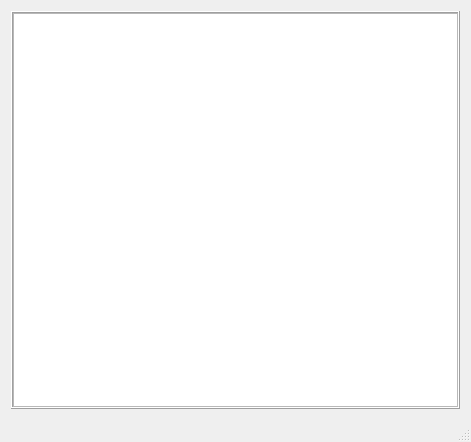
This is mainwindow.ui in gil9red/NotesManagerNavigationPanel as Qt 5 draws it before an edit. The edited form follows.
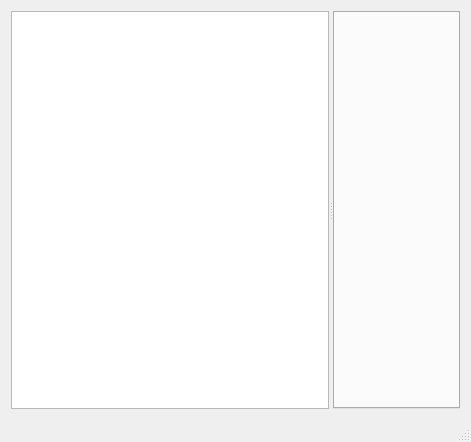
This is the edited form. Custom widgets are drawn as their Qt base class.

The edit to the form file:
```diff
--- a/mainwindow.ui
+++ b/mainwindow.ui
@@ -14,26 +14,11 @@
    <string>MainWindow</string>
   </property>
   <widget class="QWidget" name="centralWidget">
-   <layout class="QVBoxLayout" name="verticalLayout_2">
-    <item>
-     <widget class="QFrame" name="frame">
-      <property name="frameShape">
-       <enum>QFrame::Box</enum>
-      </property>
-      <property name="frameShadow">
-       <enum>QFrame::Raised</enum>
-      </property>
       <layout class="QVBoxLayout" name="verticalLayout">
-       <property name="spacing">
-        <number>0</number>
-       </property>
-       <property name="margin">
-        <number>0</number>
-       </property>
        <item>
         <widget class="QSplitter" name="splitter">
          <property name="orientation">
-          <enum>Qt::Vertical</enum>
+       <enum>Qt::Horizontal</enum>
          </property>
          <widget class="HierarchicalView" name="treeNotes">
           <property name="editTriggers">
@@ -64,9 +49,14 @@
            <bool>false</bool>
           </property>
          </widget>
-        </widget>
-       </item>
-      </layout>
+      <widget class="QTabWidget" name="tabNotes">
+       <property name="currentIndex">
+        <number>-1</number>
+       </property>
+       <property name="tabsClosable">
+        <bool>true</bool>
+       </property>
+      </widget>
      </widget>
     </item>
    </layout>
```
Lines whose indentation alone changed are shown as unchanged.
